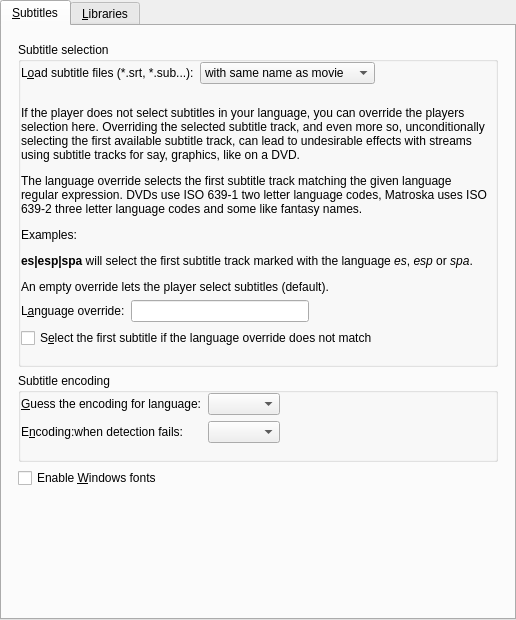
Above: src/gui/pref/subtitles.ui from wilbert2000/wzplayer before the change. Below: the same form after it.
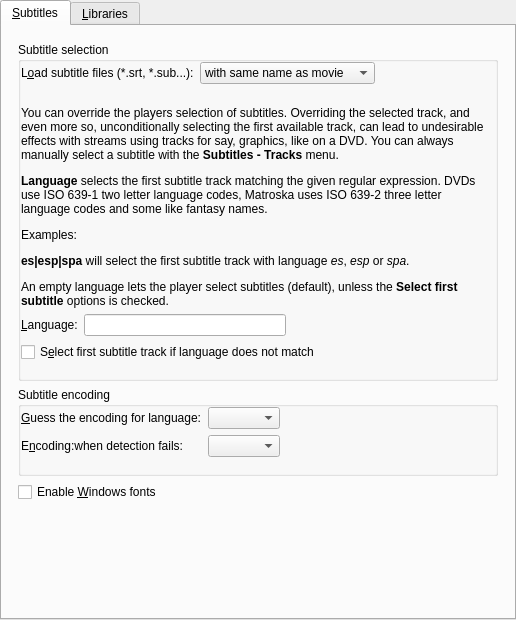
That is the form after the change. Custom widgets are drawn as their Qt base class.

Diff of the .ui file:
```diff
--- a/src/gui/pref/subtitles.ui
+++ b/src/gui/pref/subtitles.ui
@@ -120,7 +120,7 @@
             <item>
              <widget class="QLabel" name="language_desc_label">
               <property name="text">
-               <string>&lt;html&gt;&lt;head/&gt;&lt;body&gt;&lt;p&gt;If the player does not select subtitles in your language, you can override the players selection here. Overriding the selected subtitle track, and even more so, unconditionally selecting the first available subtitle track, can lead to undesirable effects with streams using subtitle tracks for say, graphics, like on a DVD.&lt;/p&gt;&lt;p&gt;The language override selects the first subtitle track matching the given language regular expression. DVDs use ISO 639-1 two letter language codes, Matroska uses ISO 639-2 three letter language codes and some like fantasy names.&lt;/p&gt;&lt;p&gt;Examples:&lt;/p&gt;&lt;p&gt;&lt;span style=&quot; font-weight:600;&quot;&gt;es|esp|spa&lt;/span&gt; will select the first subtitle track marked with the language &lt;span style=&quot; font-style:italic;&quot;&gt;es&lt;/span&gt;, &lt;span style=&quot; font-style:italic;&quot;&gt;esp&lt;/span&gt; or &lt;span style=&quot; font-style:italic;&quot;&gt;spa&lt;/span&gt;.&lt;/p&gt;&lt;p&gt;An empty override lets the player select subtitles (default).&lt;/p&gt;&lt;/body&gt;&lt;/html&gt;</string>
+               <string>&lt;html&gt;&lt;head/&gt;&lt;body&gt;&lt;p&gt;You can override the players selection of subtitles. Overriding the selected track, and even more so, unconditionally selecting the first available track, can lead to undesirable effects with streams using tracks for say, graphics, like on a DVD. You can always manually select a subtitle with the &lt;span style=&quot; font-weight:600;&quot;&gt;Subtitles - Tracks&lt;/span&gt; menu.&lt;/p&gt;&lt;p&gt;&lt;span style=&quot; font-weight:600;&quot;&gt;Language&lt;/span&gt; selects the first subtitle track matching the given regular expression. DVDs use ISO 639-1 two letter language codes, Matroska uses ISO 639-2 three letter language codes and some like fantasy names.&lt;/p&gt;&lt;p&gt;Examples:&lt;/p&gt;&lt;p&gt;&lt;span style=&quot; font-weight:600;&quot;&gt;es|esp|spa&lt;/span&gt; will select the first subtitle track with language &lt;span style=&quot; font-style:italic;&quot;&gt;es&lt;/span&gt;, &lt;span style=&quot; font-style:italic;&quot;&gt;esp&lt;/span&gt; or &lt;span style=&quot; font-style:italic;&quot;&gt;spa&lt;/span&gt;.&lt;/p&gt;&lt;p&gt;An empty language lets the player select subtitles (default), unless the &lt;span style=&quot; font-weight:600;&quot;&gt;Select first subtitle&lt;/span&gt; options is checked.&lt;/p&gt;&lt;/body&gt;&lt;/html&gt;</string>
               </property>
               <property name="wordWrap">
                <bool>true</bool>
@@ -146,7 +146,10 @@
                </sizepolicy>
               </property>
               <property name="text">
-               <string>L&amp;anguage override:</string>
+               <string>&amp;Language:</string>
+              </property>
+              <property name="textFormat">
+               <enum>Qt::PlainText</enum>
               </property>
               <property name="buddy">
                <cstring>language_edit</cstring>
@@ -181,7 +184,7 @@
           <item>
            <widget class="QCheckBox" name="select_first_subtitle_check">
             <property name="text">
-             <string>S&amp;elect the first subtitle if the language override does not match</string>
+             <string>S&amp;elect first subtitle track if language does not match</string>
             </property>
            </widget>
           </item>
```
